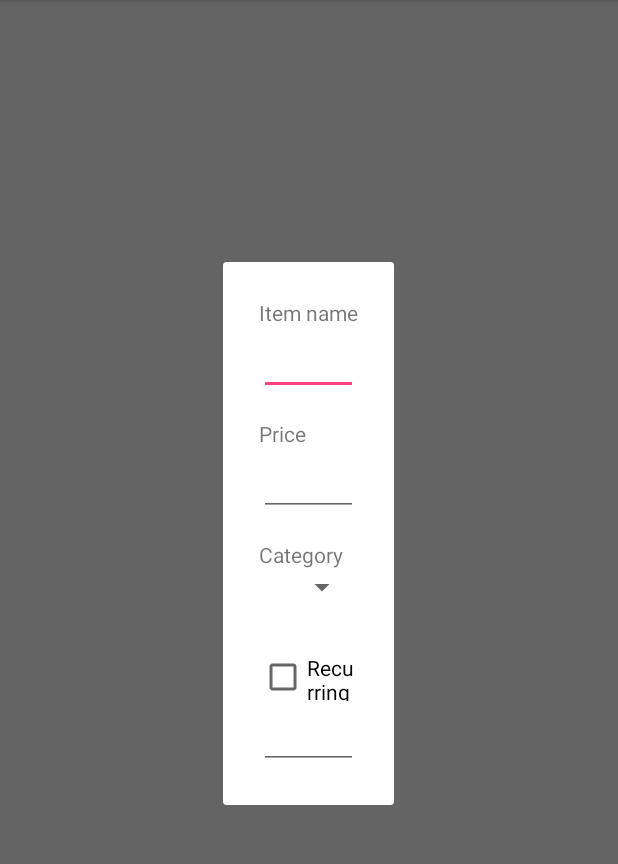
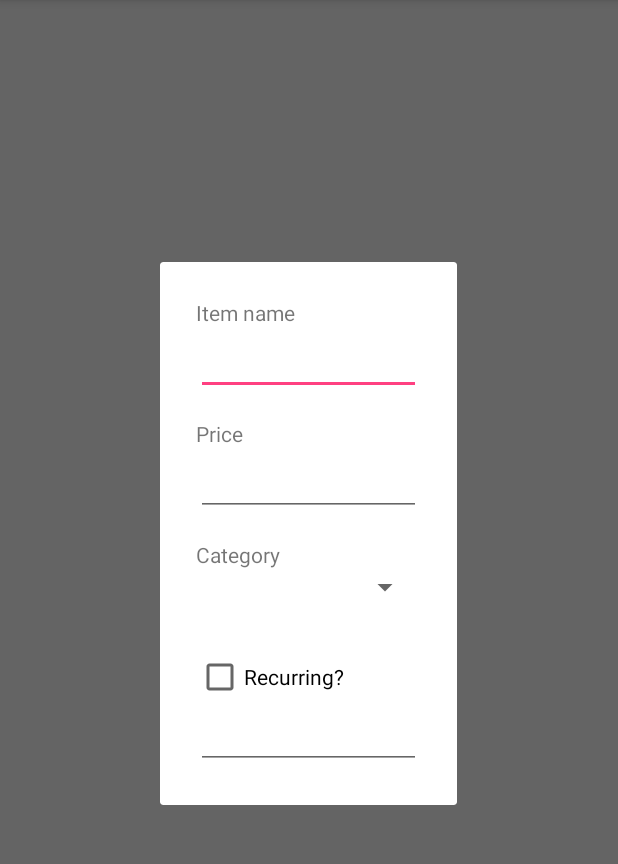
Before and after one commit to vtimea/Unicoin, an Android app: the fragment AddExpenseFragment shown on its own in the app's theme, on a phone screen of 412 x 824 dp, the part 84-948 px from its top. Run offline under Robolectric (Android 15) with nearby library versions, the phone set to English and light mode, and no system bars.

```diff
--- a/Unicoin/app/src/main/java/vajnatimi/unicoin/AddExpenseFragment.java
+++ b/Unicoin/app/src/main/java/vajnatimi/unicoin/AddExpenseFragment.java
@@ -1,8 +1,12 @@
 package vajnatimi.unicoin;
 
+import android.app.Dialog;
+import android.content.DialogInterface;
 import android.os.Bundle;
 import android.support.annotation.Nullable;
 import android.support.v4.app.DialogFragment;
+import android.support.v7.app.AlertDialog;
+import android.util.Log;
 import android.view.LayoutInflater;
 import android.view.View;
 import android.view.ViewGroup;
@@ -11,7 +15,11 @@ import android.widget.CheckBox;
 import android.widget.EditText;
 import android.widget.Spinner;
 
+import vajnatimi.unicoin.model.Expense;
+
 public class AddExpenseFragment extends DialogFragment{
+    private static final String TITLE = "Add expense";
+
     private EditText etItemName;
     private EditText etPrice;
     private EditText etDate;
@@ -20,10 +28,10 @@ public class AddExpenseFragment extends DialogFragment{
 
     public AddExpenseFragment(){}
 
-    public static AddExpenseFragment newInstance(String title) {
+    public static AddExpenseFragment newInstance() {
         AddExpenseFragment frag = new AddExpenseFragment();
         Bundle args = new Bundle();
-        args.putString("title", title);
+        //args.putString("title", title);
         frag.setArguments(args);
         return frag;
     }
@@ -47,22 +55,19 @@ public class AddExpenseFragment extends DialogFragment{
         // Fetch arguments from bundle and set title
         //String title = getArguments().getString("title", "Enter Name");
         getDialog().setTitle(R.string.add_expense);
-
-        etItemName.requestFocus();
-        getDialog().getWindow().setSoftInputMode(
-                WindowManager.LayoutParams.SOFT_INPUT_STATE_VISIBLE);
     }
 
 //    @Override
 //    public Dialog onCreateDialog(Bundle savedInstanceState) {
-//        String title = getArguments().getString("title");
+//        String title = getArguments().getString(TITLE);
 //        AlertDialog.Builder alertDialogBuilder = new AlertDialog.Builder(getActivity());
 //        alertDialogBuilder.setTitle(title);
 //        alertDialogBuilder.setPositiveButton(R.string.ok,  new DialogInterface.OnClickListener() {
 //            @Override
 //            public void onClick(DialogInterface dialog, int which) {
-//                //// TODO: 2017. 11. 21.
-//                Expense expense = new Expense(etItemName.getText(), etPrice.getText(), Timestamp,0);
+//                //// TODO: add expense
+//                //Expense expense = new Expense(etItemName.getText(), etPrice.getText(), 0);
+//                Log.i("mt", "CLICK: Positive Button");
 //            }
 //        });
 //        alertDialogBuilder.setNegativeButton(R.string.cancel, new DialogInterface.OnClickListener() {
--- a/Unicoin/app/src/main/res/layout/fragment_add_expense.xml
+++ b/Unicoin/app/src/main/res/layout/fragment_add_expense.xml
@@ -1,8 +1,8 @@
 <?xml version="1.0" encoding="utf-8"?>
 <LinearLayout xmlns:android="http://schemas.android.com/apk/res/android"
     android:orientation="vertical"
-    android:layout_width="match_parent"
-    android:layout_height="match_parent"
+    android:layout_width="wrap_content"
+    android:layout_height="wrap_content"
     android:padding="24dip">
 
     <TextView
@@ -13,7 +13,7 @@
 
     <EditText
         android:id="@+id/etItemName"
-        android:layout_width="match_parent"
+        android:layout_width="150dp"
         android:layout_height="wrap_content"/>
 
     <TextView
```
Also changed, not shown: Unicoin/app/src/main/java/vajnatimi/unicoin/HomeActivity.java (+28 -2 lines), Unicoin/app/src/main/java/vajnatimi/unicoin/TransactionTypeFragment.java (+23 -0 lines).
